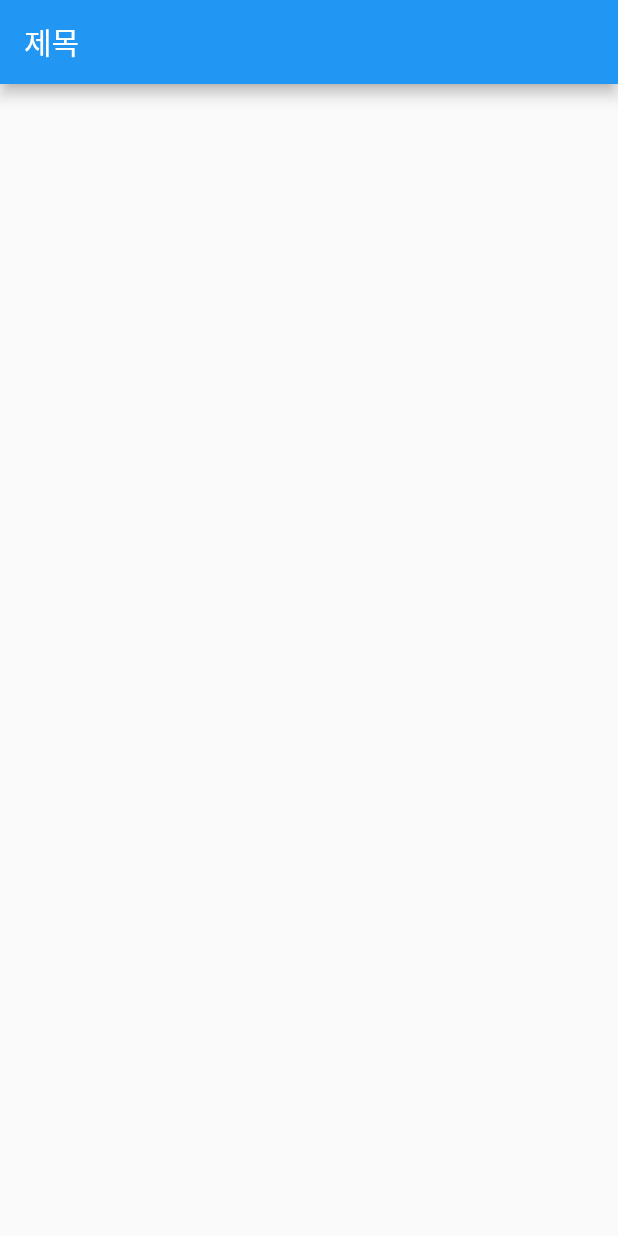
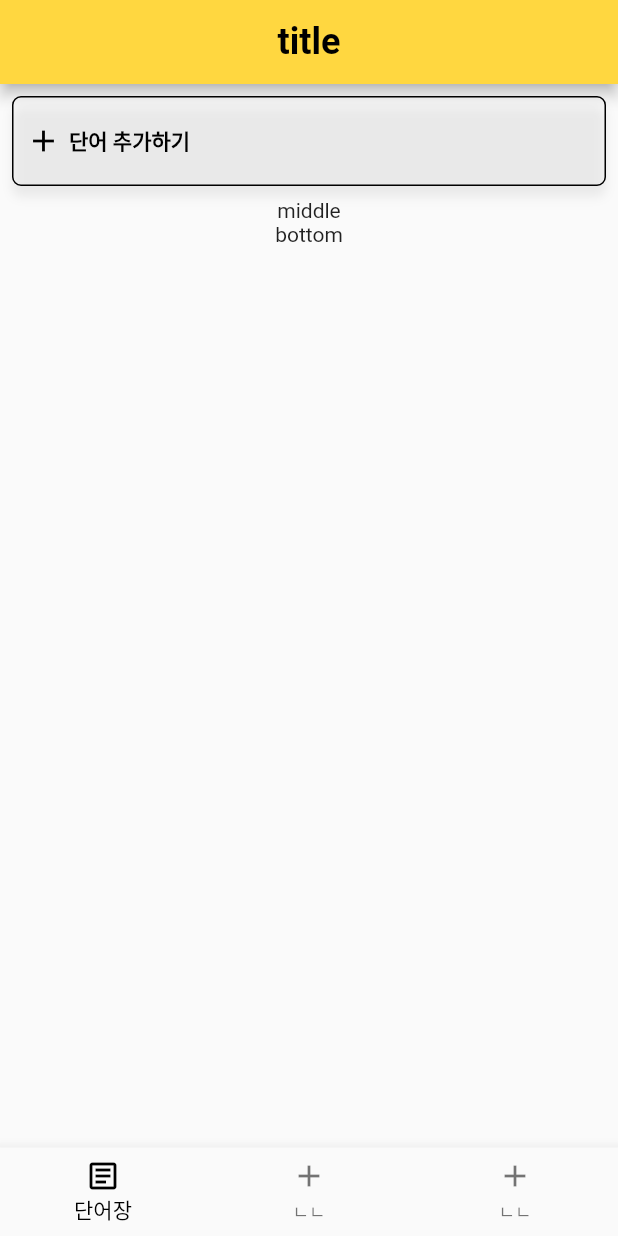
Before and after one commit to dlagmlcjf11/wordApp, a Flutter app: the screen it shows after launch, on a phone screen of 412 x 824 dp. Run offline on Flutter 3.47's test engine with Material 2 defaults, Android fonts, the phone set to English and light mode, and no system bars.

Commit message:
mainContent

```diff
--- a/lib/main.dart
+++ b/lib/main.dart
@@ -12,6 +12,7 @@ class MyApp extends StatelessWidget {
   Widget build(BuildContext context) {
     return MaterialApp(
       title: 'Flutter Demo',
+      debugShowCheckedModeBanner: false,
       theme: ThemeData(
         // This is the theme of your application.
         //
@@ -22,22 +23,122 @@ class MyApp extends StatelessWidget {
         // or simply save your changes to "hot reload" in a Flutter IDE).
         // Notice that the counter didn't reset back to zero; the application
         // is not restarted.
-        primarySwatch: Colors.blue,
+        primarySwatch: Colors.amber,
       ),
       home: mainPage(),
     );
   }
 }
 
-class mainPage extends StatelessWidget {
+class mainPage extends StatefulWidget {
   const mainPage({Key? key}) : super(key: key);
+
+  @override
+  State<mainPage> createState() => _mainPageState();
+}
+
+class _mainPageState extends State<mainPage> {
+  int _selectedIndex = 0;
+  void _onItemTapped(int index) {
+    setState(() {
+      _selectedIndex = index;
+    });
+  }
 
   @override
   Widget build(BuildContext context) {
     return Scaffold(
       appBar: AppBar(
-        title: Text('제목'),
+        backgroundColor: Colors.amberAccent,
+        title: Text(
+          'title',
+          style: TextStyle(fontSize: 24, fontWeight: FontWeight.bold),
+        ),
+        centerTitle: true,
+      ),
+      body: Column(
+        children: [
+          _topContent(),
+          _middleContent(),
+          _bottomContent(),
+        ],
+      ),
+      bottomNavigationBar: BottomNavigationBar(
+        items: [
+          BottomNavigationBarItem(
+            icon: Icon(Icons.article_outlined),
+            label: '단어장',
+          ),
+          BottomNavigationBarItem(
+            icon: Icon(Icons.add),
+            label: 'ㄴㄴ',
+          ),
+          BottomNavigationBarItem(
+            icon: Icon(Icons.add),
+            label: 'ㄴㄴ',
+          ),
+        ],
+        currentIndex: _selectedIndex,
+        selectedItemColor: Colors.black,
+        onTap: _onItemTapped,
       ),
     );
   }
 }
+
+Widget _topContent() {
+  return Padding(
+    padding: const EdgeInsets.all(8.0),
+    child: Column(
+      children: [
+        Container(
+          width: 400,
+          height: 60,
+          decoration: BoxDecoration(
+            borderRadius: BorderRadius.circular(6),
+            border: Border.all(
+              width: 1,
+            ),
+            shape: BoxShape.rectangle,
+            boxShadow: [
+              BoxShadow(
+                color: Colors.grey.withOpacity(0.18),
+                blurRadius: 5.0,
+                spreadRadius: 0.0,
+                offset: const Offset(0, 7),
+              ),
+            ],
+          ),
+          child: TextButton(
+              onPressed: () {},
+              child: Row(
+                children: [
+                  Icon(
+                    Icons.add,
+                    color: Colors.black,
+                  ),
+                  SizedBox(
+                    width: 5,
+                  ),
+                  Text(
+                    '단어 추가하기',
+                    style: TextStyle(
+                      color: Colors.black,
+                      fontWeight: FontWeight.bold,
+                    ),
+                  ),
+                ],
+              )),
+        ),
+      ],
+    ),
+  );
+}
+
+Widget _middleContent() {
+  return Text('middle');
+}
+
+Widget _bottomContent() {
+  return Text('bottom');
+}
```
